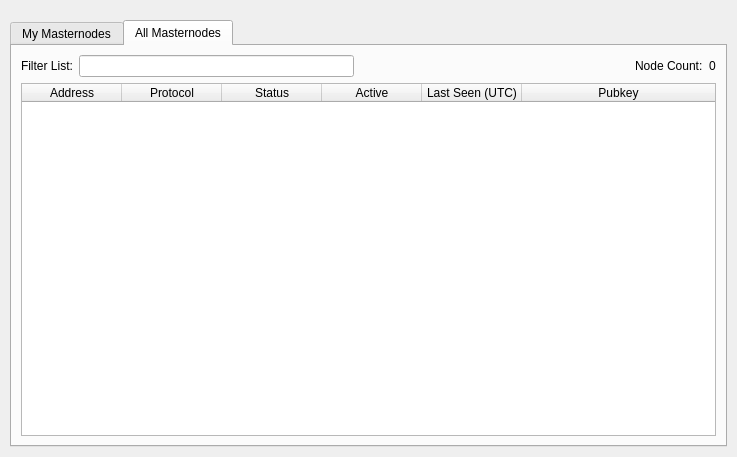
ProxyNode/proxynode, file src/qt/forms/masternodelist.ui: the form before one commit.
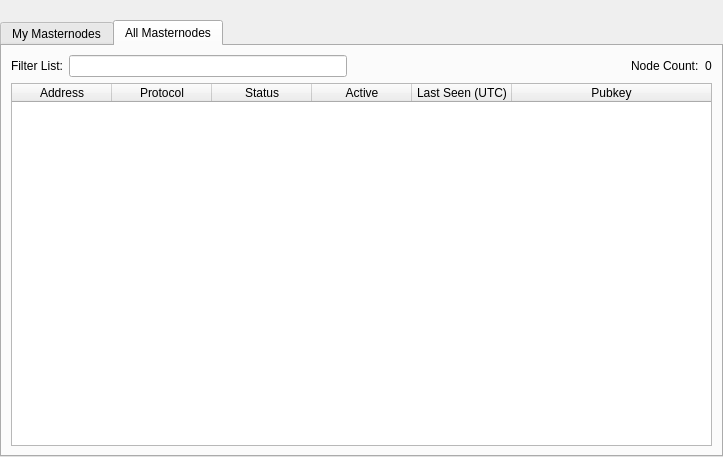
The form after the commit. The open tabs and pages were chosen to show the change.

Patch:
```diff
--- a/src/qt/forms/masternodelist.ui
+++ b/src/qt/forms/masternodelist.ui
@@ -15,16 +15,16 @@
   </property>
   <layout class="QVBoxLayout" name="topLayout">
    <property name="leftMargin">
-    <number>10</number>
+    <number>0</number>
    </property>
    <property name="topMargin">
     <number>0</number>
    </property>
    <property name="rightMargin">
-    <number>10</number>
+    <number>0</number>
    </property>
    <property name="bottomMargin">
-    <number>10</number>
+    <number>0</number>
    </property>
    <item>
     <layout class="QVBoxLayout" name="verticalLayout">
@@ -38,7 +38,7 @@
        </property>
        <property name="sizeHint" stdset="0">
         <size>
-         <width>40</width>
+         <width>make40</width>
          <height>20</height>
         </size>
        </property>
@@ -249,6 +249,43 @@
         <layout class="QGridLayout" name="gridLayout">
          <item row="1" column="0">
           <widget class="QTableWidget" name="tableWidgetMasternodes">
+           <property name="palette">
+            <palette>
+             <active>
+              <colorrole role="Text">
+               <brush brushstyle="SolidPattern">
+                <color alpha="255">
+                 <red>51</red>
+                 <green>51</green>
+                 <blue>51</blue>
+                </color>
+               </brush>
+              </colorrole>
+             </active>
+             <inactive>
+              <colorrole role="Text">
+               <brush brushstyle="SolidPattern">
+                <color alpha="255">
+                 <red>51</red>
+                 <green>51</green>
+                 <blue>51</blue>
+                </color>
+               </brush>
+              </colorrole>
+             </inactive>
+             <disabled>
+              <colorrole role="Text">
+               <brush brushstyle="SolidPattern">
+                <color alpha="255">
+                 <red>85</red>
+                 <green>85</green>
+                 <blue>85</blue>
+                </color>
+               </brush>
+              </colorrole>
+             </disabled>
+            </palette>
+           </property>
            <property name="editTriggers">
             <set>QAbstractItemView::NoEditTriggers</set>
            </property>
```
